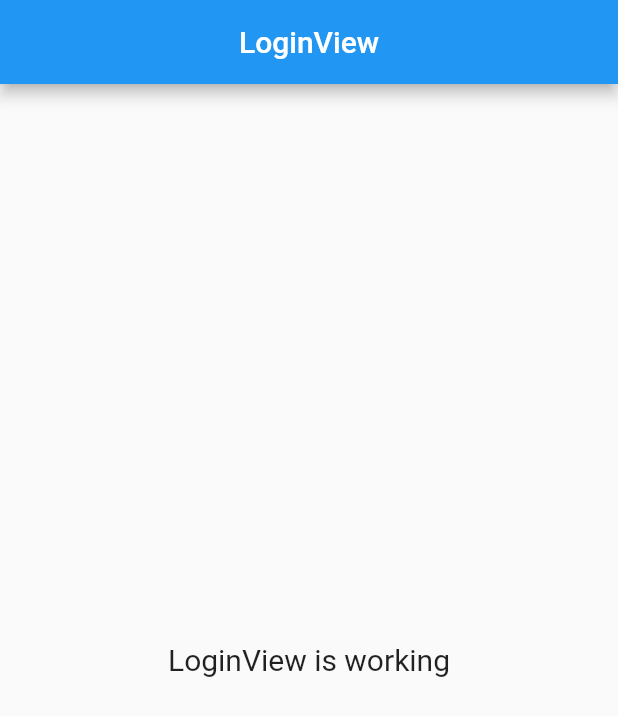
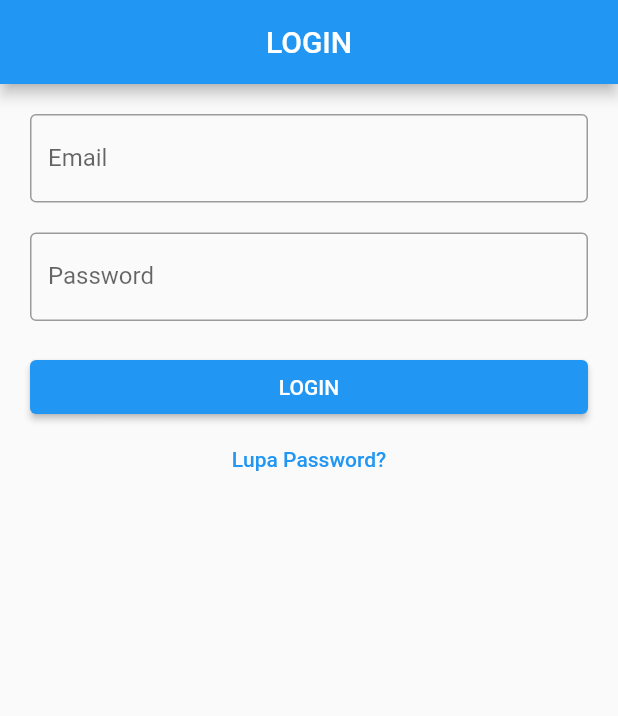
Before and after one commit to anggitpp/kuldi-presence, a Flutter app: the screen it shows after launch, on a phone screen of 412 x 824 dp. Shown: the top 716 px of the screen. Run offline on Flutter 3.47's test engine with Material 2 defaults, Android fonts, the light colour scheme and no system bars; our stand-ins replace cloud_firestore, firebase_auth, firebase_core, get; accounts and stored records are empty; generated files the repository leaves out were written again.

Commit message:
finish create login and email verification

```diff
--- a/lib/app/modules/add_pegawai/controllers/add_pegawai_controller.dart
+++ b/lib/app/modules/add_pegawai/controllers/add_pegawai_controller.dart
@@ -30,6 +30,8 @@ class AddPegawaiController extends GetxController {
             "email": emailController.text,
             "createdAt": DateTime.now().toIso8601String(),
           });
+
+          await userCredential.user?.sendEmailVerification();
         }
       } on FirebaseAuthException catch (e) {
         print(e.code);
--- a/lib/app/modules/add_pegawai/views/add_pegawai_view.dart
+++ b/lib/app/modules/add_pegawai/views/add_pegawai_view.dart
@@ -16,6 +16,7 @@ class AddPegawaiView extends GetView<AddPegawaiController> {
           padding: EdgeInsets.all(20),
           children: [
             TextField(
+              autocorrect: false,
               controller: controller.nipController,
               decoration: InputDecoration(
                 border: OutlineInputBorder(),
@@ -26,6 +27,7 @@ class AddPegawaiView extends GetView<AddPegawaiController> {
               height: 20,
             ),
             TextField(
+              autocorrect: false,
               controller: controller.nameController,
               decoration: InputDecoration(
                 border: OutlineInputBorder(),
@@ -36,6 +38,7 @@ class AddPegawaiView extends GetView<AddPegawaiController> {
               height: 20,
             ),
             TextField(
+              autocorrect: false,
               controller: controller.emailController,
               decoration: InputDecoration(
                 border: OutlineInputBorder(),
--- a/lib/app/modules/login/controllers/login_controller.dart
+++ b/lib/app/modules/login/controllers/login_controller.dart
@@ -1,20 +1,69 @@
+import 'package:firebase_auth/firebase_auth.dart';
+import 'package:firebase_core/firebase_core.dart';
+import 'package:flutter/material.dart';
 import 'package:get/get.dart';
+import 'package:kuldi_presence/app/routes/app_pages.dart';
 
 class LoginController extends GetxController {
-  //TODO: Implement LoginController
+  TextEditingController emailController = TextEditingController();
+  TextEditingController passwordController = TextEditingController();
 
-  final count = 0.obs;
-  @override
-  void onInit() {
-    super.onInit();
+  FirebaseAuth auth = FirebaseAuth.instance;
+
+  void login() async {
+    if (emailController.text.isNotEmpty && passwordController.text.isNotEmpty) {
+      try {
+        UserCredential userCredential = await FirebaseAuth.instance
+            .signInWithEmailAndPassword(
+                email: emailController.text, password: passwordController.text);
+
+        if (userCredential.user != null) {
+          if (userCredential.user!.emailVerified == true) {
+            Get.offAllNamed(Routes.HOME);
+          } else {
+            Get.defaultDialog(
+                title: 'Belum Verifikasi',
+                middleText:
+                    'Email yang digunakan belum terverifikasi, silahkan cek email anda untuk melakukan verifikasi.',
+                actions: [
+                  OutlinedButton(
+                    onPressed: () => Get.back(),
+                    child: Text('CANCEL'),
+                  ),
+                  ElevatedButton(
+                    onPressed: () async {
+                      try {
+                        await userCredential.user!.sendEmailVerification();
+                        Get.back();
+                        Get.snackbar("Berhasil",
+                            "Email verifikasi telah dikirim ulang ke email anda.");
+                      } catch (e) {
+                        Get.snackbar("Terjadi kesalahan",
+                            "Tidak dapat mengirim email verifikasi. Silahkan hubungi admin.");
+                      }
+                    },
+                    child: Text('KIRIM ULANG'),
+                  ),
+                ]);
+          }
+        }
+      } on FirebaseAuthException catch (e) {
+        print(e.code);
+
+        if (e.code == 'user-not-found') {
+          print('No user found for that email.');
+          Get.snackbar(
+              'Terjadi kesalahan!', 'Email yang digunakan tidak terdaftar.');
+        } else if (e.code == 'wrong-password') {
+          Get.snackbar('Terjadi kesalahan!', 'Email atau Password salah.');
+        } else if (e.code == 'invalid-email') {
+          Get.snackbar('Terjadi kesalahan!', 'Format email tidak valid.');
+        }
+      } catch (e) {
+        Get.snackbar('Terjadi kesalahan!', 'Mohon mencoba beberapa saat lagi.');
+      }
+    } else {
+      Get.snackbar('Terjadi kesalahan!', 'Email dan Password wajib diisi.');
+    }
   }
-
-  @override
-  void onReady() {
-    super.onReady();
-  }
-
-  @override
-  void onClose() {}
-  void increment() => count.value++;
 }
--- a/lib/app/modules/login/views/login_view.dart
+++ b/lib/app/modules/login/views/login_view.dart
@@ -8,16 +8,45 @@ class LoginView extends GetView<LoginController> {
   @override
   Widget build(BuildContext context) {
     return Scaffold(
-      appBar: AppBar(
-        title: Text('LoginView'),
-        centerTitle: true,
-      ),
-      body: Center(
-        child: Text(
-          'LoginView is working',
-          style: TextStyle(fontSize: 20),
+        appBar: AppBar(
+          title: Text('LOGIN'),
+          centerTitle: true,
         ),
-      ),
-    );
+        body: ListView(
+          padding: EdgeInsets.all(20),
+          children: [
+            TextField(
+              autocorrect: false,
+              controller: controller.emailController,
+              decoration: InputDecoration(
+                labelText: "Email",
+                border: OutlineInputBorder(),
+              ),
+            ),
+            SizedBox(
+              height: 20,
+            ),
+            TextField(
+              autocorrect: false,
+              controller: controller.passwordController,
+              obscureText: true,
+              decoration: InputDecoration(
+                labelText: "Password",
+                border: OutlineInputBorder(),
+              ),
+            ),
+            SizedBox(
+              height: 20,
+            ),
+            ElevatedButton(
+              onPressed: () => controller.login(),
+              child: Text('LOGIN'),
+            ),
+            TextButton(
+              onPressed: () {},
+              child: Text("Lupa Password?"),
+            ),
+          ],
+        ));
   }
 }
```
Also changed, not shown: 11 other files.
